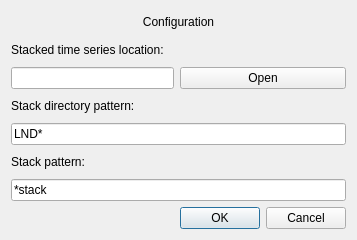
First picture: the form in ui/ui_config.ui, repository ceholden/TSTools, before the edit.
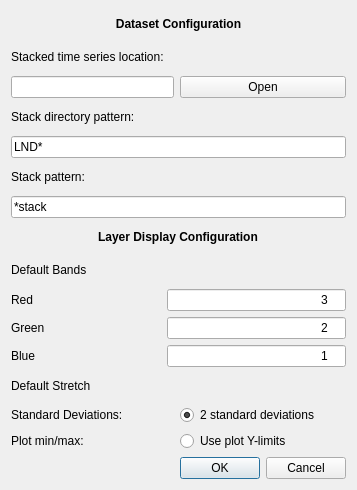
Second picture: the form after the edit.

Commit message: Added in option to add layer for a point in the time series plot #3. Added dummy configuration menu #1. Handled unload of plugin better for docked widgets & toolbar items. Need to commit individual features more...

```diff
--- a/ui/ui_config.ui
+++ b/ui/ui_config.ui
@@ -7,54 +7,29 @@
     <x>0</x>
     <y>0</y>
     <width>357</width>
-    <height>240</height>
+    <height>490</height>
    </rect>
   </property>
   <property name="windowTitle">
    <string>Dialog</string>
   </property>
   <layout class="QGridLayout" name="gridLayout">
-   <item row="2" column="0">
-    <widget class="QLineEdit" name="edit_location"/>
-   </item>
-   <item row="2" column="1">
-    <widget class="QPushButton" name="button_location">
-     <property name="text">
-      <string>Open</string>
-     </property>
-    </widget>
-   </item>
    <item row="0" column="0" colspan="2">
     <widget class="QLabel" name="lab_config">
+     <property name="font">
+      <font>
+       <weight>75</weight>
+       <bold>true</bold>
+      </font>
+     </property>
      <property name="text">
-      <string>Configuration</string>
+      <string>Dataset Configuration</string>
      </property>
      <property name="alignment">
       <set>Qt::AlignCenter</set>
      </property>
     </widget>
    </item>
-   <item row="3" column="0">
-    <widget class="QLabel" name="label">
-     <property name="text">
-      <string>Stack directory pattern:</string>
-     </property>
-    </widget>
-   </item>
-   <item row="5" column="0">
-    <widget class="QLabel" name="label_2">
-     <property name="text">
-      <string>Stack pattern:</string>
-     </property>
-    </widget>
-   </item>
-   <item row="4" column="0" colspan="2">
-    <widget class="QLineEdit" name="lineEdit">
-     <property name="text">
-      <string>LND*</string>
-     </property>
-    </widget>
-   </item>
    <item row="6" column="0" colspan="2">
     <widget class="QLineEdit" name="lineEdit_2">
      <property name="text">
@@ -62,14 +37,48 @@
      </property>
     </widget>
    </item>
-   <item row="1" column="0" colspan="2">
-    <widget class="QLabel" name="lab_location">
+   <item row="10" column="0" colspan="2" alignment="Qt::AlignHCenter">
+    <widget class="QLabel" name="label_3">
+     <property name="font">
+      <font>
+       <weight>75</weight>
+       <bold>true</bold>
+      </font>
+     </property>
      <property name="text">
-      <string>Stacked time series location:</string>
+      <string>Layer Display Configuration</string>
      </property>
     </widget>
    </item>
-   <item row="7" column="1">
+   <item row="2" column="1">
+    <widget class="QPushButton" name="button_location">
+     <property name="text">
+      <string>Open</string>
+     </property>
+    </widget>
+   </item>
+   <item row="4" column="0" colspan="2">
+    <widget class="QLineEdit" name="lineEdit">
+     <property name="text">
+      <string>LND*</string>
+     </property>
+    </widget>
+   </item>
+   <item row="11" column="0" colspan="2">
+    <widget class="QLabel" name="label_4">
+     <property name="text">
+      <string>Default Bands</string>
+     </property>
+    </widget>
+   </item>
+   <item row="5" column="0">
+    <widget class="QLabel" name="label_2">
+     <property name="text">
+      <string>Stack pattern:</string>
+     </property>
+    </widget>
+   </item>
+   <item row="16" column="1">
     <widget class="QDialogButtonBox" name="buttonBox">
      <property name="orientation">
       <enum>Qt::Horizontal</enum>
@@ -79,6 +88,152 @@
      </property>
     </widget>
    </item>
+   <item row="12" column="0" colspan="2">
+    <layout class="QFormLayout" name="formLayout">
+     <property name="sizeConstraint">
+      <enum>QLayout::SetDefaultConstraint</enum>
+     </property>
+     <item row="0" column="0">
+      <widget class="QLabel" name="lab_redband">
+       <property name="minimumSize">
+        <size>
+         <width>150</width>
+         <height>0</height>
+        </size>
+       </property>
+       <property name="text">
+        <string>Red</string>
+       </property>
+      </widget>
+     </item>
+     <item row="1" column="0">
+      <widget class="QLabel" name="lab_greenband">
+       <property name="minimumSize">
+        <size>
+         <width>150</width>
+         <height>0</height>
+        </size>
+       </property>
+       <property name="text">
+        <string>Green</string>
+       </property>
+      </widget>
+     </item>
+     <item row="1" column="1">
+      <widget class="QLineEdit" name="edit_greenband">
+       <property name="inputMask">
+        <string>0000D; </string>
+       </property>
+       <property name="text">
+        <string>2</string>
+       </property>
+       <property name="alignment">
+        <set>Qt::AlignRight|Qt::AlignTrailing|Qt::AlignVCenter</set>
+       </property>
+      </widget>
+     </item>
+     <item row="2" column="0">
+      <widget class="QLabel" name="lab_blueband">
+       <property name="minimumSize">
+        <size>
+         <width>150</width>
+         <height>0</height>
+        </size>
+       </property>
+       <property name="text">
+        <string>Blue</string>
+       </property>
+      </widget>
+     </item>
+     <item row="2" column="1">
+      <widget class="QLineEdit" name="edit_blueband">
+       <property name="inputMask">
+        <string>0000D; </string>
+       </property>
+       <property name="text">
+        <string>1</string>
+       </property>
+       <property name="cursorPosition">
+        <number>5</number>
+       </property>
+       <property name="alignment">
+        <set>Qt::AlignRight|Qt::AlignTrailing|Qt::AlignVCenter</set>
+       </property>
+      </widget>
+     </item>
+     <item row="0" column="1">
+      <widget class="QLineEdit" name="edit_redband">
+       <property name="inputMask">
+        <string>0000D; </string>
+       </property>
+       <property name="text">
+        <string>3</string>
+       </property>
+       <property name="alignment">
+        <set>Qt::AlignRight|Qt::AlignTrailing|Qt::AlignVCenter</set>
+       </property>
+      </widget>
+     </item>
+    </layout>
+   </item>
+   <item row="2" column="0">
+    <widget class="QLineEdit" name="edit_location"/>
+   </item>
+   <item row="15" column="1">
+    <widget class="QRadioButton" name="rad_stretch_plot">
+     <property name="text">
+      <string>Use plot Y-limits</string>
+     </property>
+    </widget>
+   </item>
+   <item row="14" column="1">
+    <widget class="QRadioButton" name="rad_stretch_sd">
+     <property name="text">
+      <string>2 standard deviations</string>
+     </property>
+     <property name="checked">
+      <bool>true</bool>
+     </property>
+     <property name="autoRepeat">
+      <bool>false</bool>
+     </property>
+    </widget>
+   </item>
+   <item row="3" column="0">
+    <widget class="QLabel" name="label">
+     <property name="text">
+      <string>Stack directory pattern:</string>
+     </property>
+    </widget>
+   </item>
+   <item row="15" column="0">
+    <widget class="QLabel" name="lab_stretch_plot">
+     <property name="text">
+      <string>Plot min/max:</string>
+     </property>
+    </widget>
+   </item>
+   <item row="14" column="0">
+    <widget class="QLabel" name="lab_stretch_sd">
+     <property name="text">
+      <string>Standard Deviations:</string>
+     </property>
+    </widget>
+   </item>
+   <item row="1" column="0" colspan="2">
+    <widget class="QLabel" name="lab_location">
+     <property name="text">
+      <string>Stacked time series location:</string>
+     </property>
+    </widget>
+   </item>
+   <item row="13" column="0" colspan="2">
+    <widget class="QLabel" name="label_5">
+     <property name="text">
+      <string>Default Stretch</string>
+     </property>
+    </widget>
+   </item>
   </layout>
  </widget>
  <resources/>
```
The commit also changes 8 other files.
